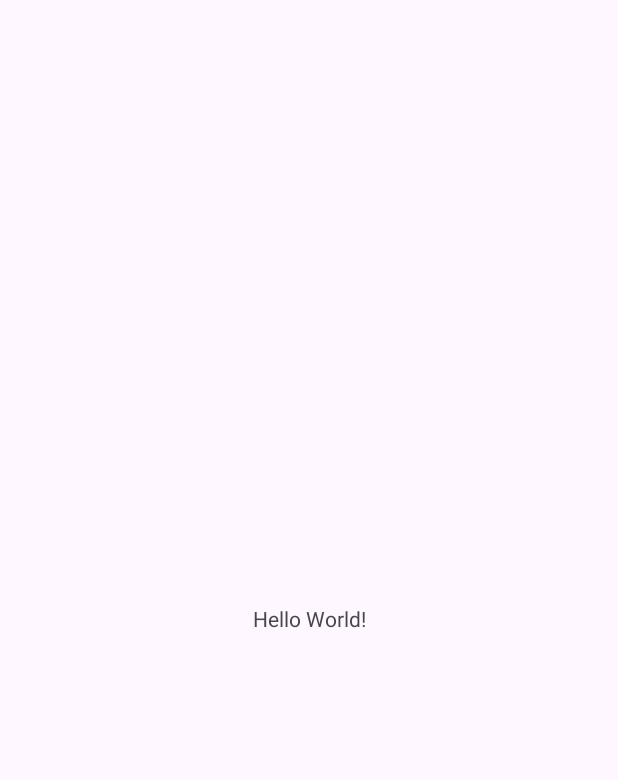
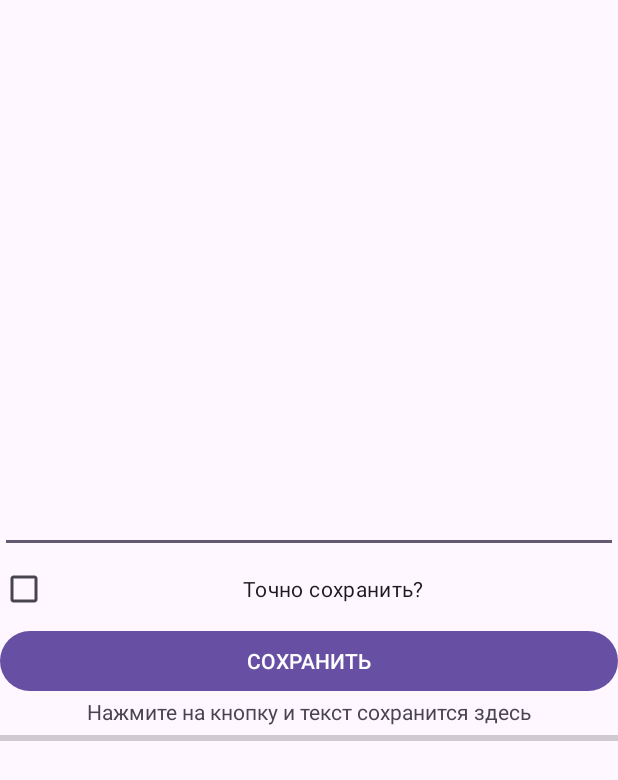
Before and after one commit to OldM1lk/AndrStd_Lab_3, an Android app: the screen it shows after launch (MainActivity), on a phone screen of 412 x 824 dp. Before the commit the part shown is almost empty. Shown: the top 780 px of the screen. Run offline under Robolectric (Android 15) with nearby library versions, the phone set to English and light mode, and no system bars.

Commit message:
Added new branch and code for task3

```diff
--- a/app/src/main/java/com/example/lab_3/MainActivity.kt
+++ b/app/src/main/java/com/example/lab_3/MainActivity.kt
@@ -1,6 +1,11 @@
 package com.example.lab_3
 
 import android.os.Bundle
+import android.widget.Button
+import android.widget.CheckBox
+import android.widget.EditText
+import android.widget.ProgressBar
+import android.widget.TextView
 import androidx.activity.enableEdgeToEdge
 import androidx.appcompat.app.AppCompatActivity
 import androidx.core.view.ViewCompat
@@ -16,5 +21,21 @@ class MainActivity : AppCompatActivity() {
             v.setPadding(systemBars.left, systemBars.top, systemBars.right, systemBars.bottom)
             insets
         }
+
+        val editText: EditText = findViewById(R.id.edit_text)
+        val checkBox: CheckBox = findViewById(R.id.check_box)
+        val button: Button = findViewById(R.id.button)
+        val textView: TextView = findViewById(R.id.text_view)
+        val progressBar: ProgressBar = findViewById(R.id.progress_bar)
+        editText.setText("")
+
+        button.setOnClickListener {
+            if (checkBox.isChecked) {
+                val inputText = editText.text.toString()
+                textView.text = inputText
+
+                progressBar.progress += 10
+            }
+        }
     }
 }
--- a/app/src/main/res/layout/activity_main.xml
+++ b/app/src/main/res/layout/activity_main.xml
@@ -1,19 +1,46 @@
 <?xml version="1.0" encoding="utf-8"?>
-<androidx.constraintlayout.widget.ConstraintLayout xmlns:android="http://schemas.android.com/apk/res/android"
-    xmlns:app="http://schemas.android.com/apk/res-auto"
+<LinearLayout xmlns:android="http://schemas.android.com/apk/res/android"
     xmlns:tools="http://schemas.android.com/tools"
     android:id="@+id/main"
     android:layout_width="match_parent"
     android:layout_height="match_parent"
+    android:orientation="vertical"
+    android:gravity="center"
     tools:context=".MainActivity">
 
-    <TextView
-        android:layout_width="wrap_content"
+    <EditText
+        android:id="@+id/edit_text"
+        android:layout_width="match_parent"
         android:layout_height="wrap_content"
         android:text="Hello World!"
-        app:layout_constraintBottom_toBottomOf="parent"
-        app:layout_constraintEnd_toEndOf="parent"
-        app:layout_constraintStart_toStartOf="parent"
-        app:layout_constraintTop_toTopOf="parent" />
+        android:gravity="center" />
 
-</androidx.constraintlayout.widget.ConstraintLayout>
+    <CheckBox
+        android:id="@+id/check_box"
+        android:layout_width="match_parent"
+        android:layout_height="wrap_content"
+        android:text="Точно сохранить?"
+        android:gravity="center" />
+
+    <Button
+        android:id="@+id/button"
+        android:layout_width="match_parent"
+        android:layout_height="wrap_content"
+        android:text="СОХРАНИТЬ"
+        android:gravity="center" />
+
+    <TextView
+        android:id="@+id/text_view"
+        android:layout_width="match_parent"
+        android:layout_height="wrap_content"
+        android:text="Нажмите на кнопку и текст сохранится здесь"
+        android:gravity="center" />
+
+    <ProgressBar
+        android:id="@+id/progress_bar"
+        style="@style/Widget.AppCompat.ProgressBar.Horizontal"
+        android:layout_width="match_parent"
+        android:layout_height="wrap_content">
+    </ProgressBar>
+
+</LinearLayout>
--- a/app/src/main/res/values/strings.xml
+++ b/app/src/main/res/values/strings.xml
@@ -1,3 +1,3 @@
 <resources>
-    <string name="app_name">Lab_3</string>
+    <string name="app_name">ComplexEvent</string>
 </resources>
```
